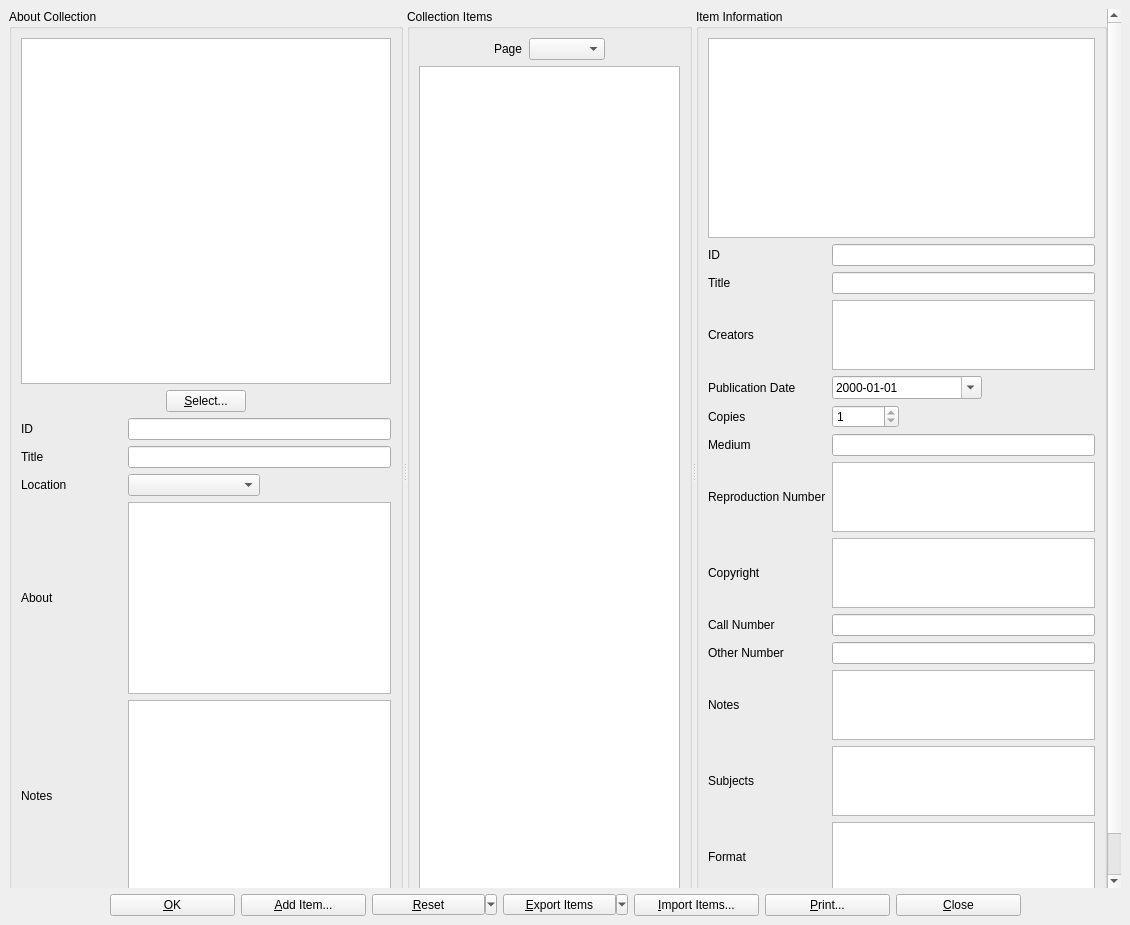
First picture: the form in UI/biblioteq_photographinfo.ui, repository textbrowser/biblioteq, before the edit.
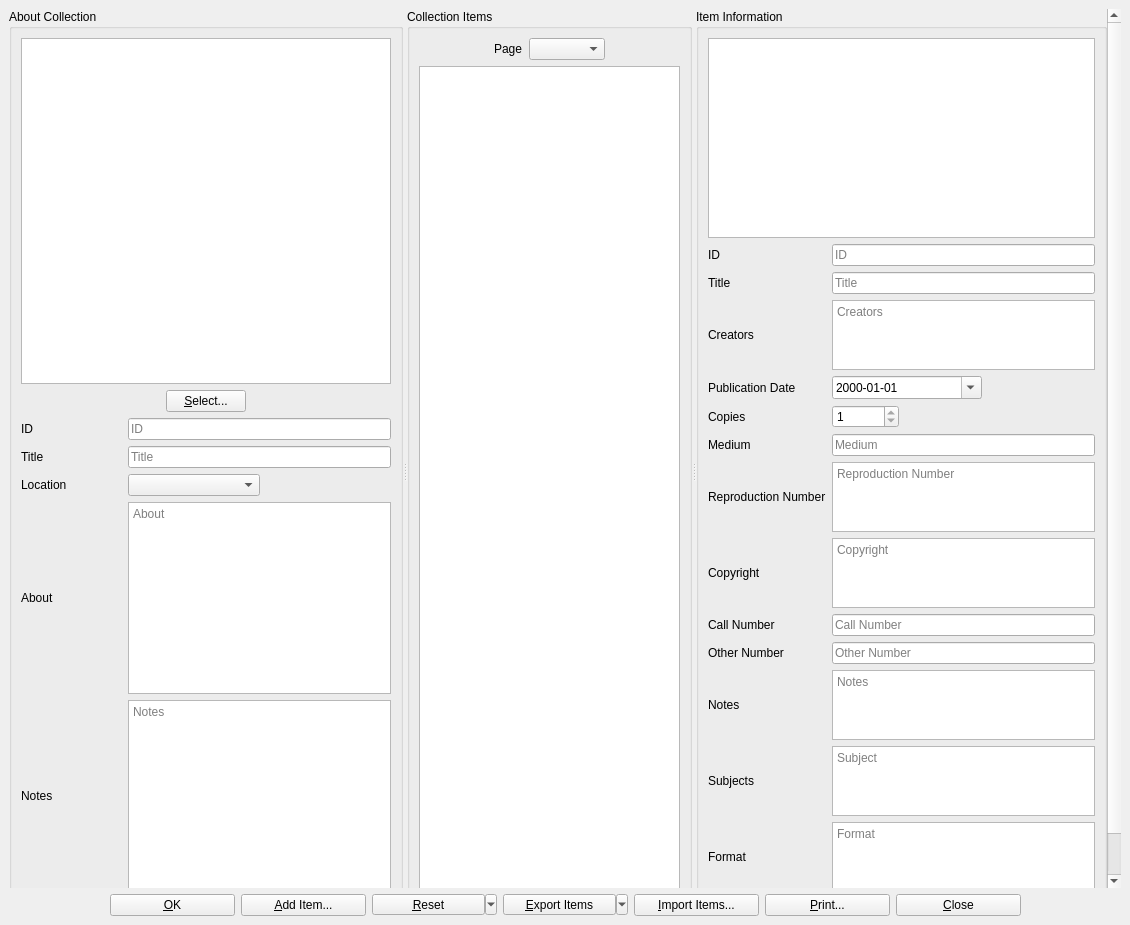
Second picture: the form after the edit. Icons and pictures are not drawn. Custom widgets are drawn as their Qt base class.

Diff of the .ui file:
```diff
--- a/UI/biblioteq_photographinfo.ui
+++ b/UI/biblioteq_photographinfo.ui
@@ -31,9 +31,9 @@
        <property name="geometry">
         <rect>
          <x>0</x>
-         <y>-253</y>
-         <width>1096</width>
-         <height>1121</height>
+         <y>0</y>
+         <width>1097</width>
+         <height>1110</height>
         </rect>
        </property>
        <layout class="QVBoxLayout" name="verticalLayout_2">
@@ -120,7 +120,11 @@
                </widget>
               </item>
               <item row="1" column="1">
-               <widget class="QLineEdit" name="title_collection"/>
+               <widget class="QLineEdit" name="title_collection">
+                <property name="placeholderText">
+                 <string>Title</string>
+                </property>
+               </widget>
               </item>
               <item row="3" column="0">
                <widget class="QLabel" name="label">
@@ -137,6 +141,9 @@
                 <property name="acceptRichText">
                  <bool>false</bool>
                 </property>
+                <property name="placeholderText">
+                 <string>About</string>
+                </property>
                </widget>
               </item>
               <item row="4" column="0">
@@ -147,7 +154,11 @@
                </widget>
               </item>
               <item row="0" column="1">
-               <widget class="QLineEdit" name="id_collection"/>
+               <widget class="QLineEdit" name="id_collection">
+                <property name="placeholderText">
+                 <string>ID</string>
+                </property>
+               </widget>
               </item>
               <item row="4" column="1">
                <widget class="QTextEdit" name="notes_collection">
@@ -157,6 +168,9 @@
                 <property name="acceptRichText">
                  <bool>false</bool>
                 </property>
+                <property name="placeholderText">
+                 <string>Notes</string>
+                </property>
                </widget>
               </item>
               <item row="0" column="0">
@@ -312,6 +326,9 @@
                 <property name="readOnly">
                  <bool>true</bool>
                 </property>
+                <property name="placeholderText">
+                 <string>ID</string>
+                </property>
                </widget>
               </item>
               <item row="2" column="0">
@@ -372,6 +389,9 @@
                 <property name="acceptRichText">
                  <bool>false</bool>
                 </property>
+                <property name="placeholderText">
+                 <string>Copyright</string>
+                </property>
                </widget>
               </item>
               <item row="8" column="0">
@@ -389,6 +409,9 @@
                 <property name="readOnly">
                  <bool>true</bool>
                 </property>
+                <property name="placeholderText">
+                 <string>Call Number</string>
+                </property>
                </widget>
               </item>
               <item row="6" column="1">
@@ -402,6 +425,9 @@
                 <property name="acceptRichText">
                  <bool>false</bool>
                 </property>
+                <property name="placeholderText">
+                 <string>Reproduction Number</string>
+                </property>
                </widget>
               </item>
               <item row="9" column="0">
@@ -430,6 +456,9 @@
                 <property name="readOnly">
                  <bool>true</bool>
                 </property>
+                <property name="placeholderText">
+                 <string>Title</string>
+                </property>
                </widget>
               </item>
               <item row="6" column="0">
@@ -457,6 +486,9 @@
                 <property name="acceptRichText">
                  <bool>false</bool>
                 </property>
+                <property name="placeholderText">
+                 <string>Notes</string>
+                </property>
                </widget>
               </item>
               <item row="5" column="1">
@@ -464,6 +496,9 @@
                 <property name="readOnly">
                  <bool>true</bool>
                 </property>
+                <property name="placeholderText">
+                 <string>Medium</string>
+                </property>
                </widget>
               </item>
               <item row="11" column="0">
@@ -495,6 +530,9 @@
                 <property name="readOnly">
                  <bool>true</bool>
                 </property>
+                <property name="placeholderText">
+                 <string>Other Number</string>
+                </property>
                </widget>
               </item>
               <item row="4" column="0">
@@ -545,6 +583,9 @@
                 <property name="textInteractionFlags">
                  <set>Qt::TextSelectableByMouse</set>
                 </property>
+                <property name="placeholderText">
+                 <string>Creators</string>
+                </property>
                </widget>
               </item>
               <item row="0" column="0">
@@ -565,6 +606,9 @@
                 <property name="textInteractionFlags">
                  <set>Qt::TextSelectableByMouse</set>
                 </property>
+                <property name="placeholderText">
+                 <string>Subject</string>
+                </property>
                </widget>
               </item>
               <item row="12" column="1">
@@ -578,6 +622,9 @@
                 <property name="textInteractionFlags">
                  <set>Qt::TextSelectableByMouse</set>
                 </property>
+                <property name="placeholderText">
+                 <string>Format</string>
+                </property>
                </widget>
               </item>
               <item row="13" column="0">
```
Left out of the diff: 20 changed lines with no effect on the pictures.
